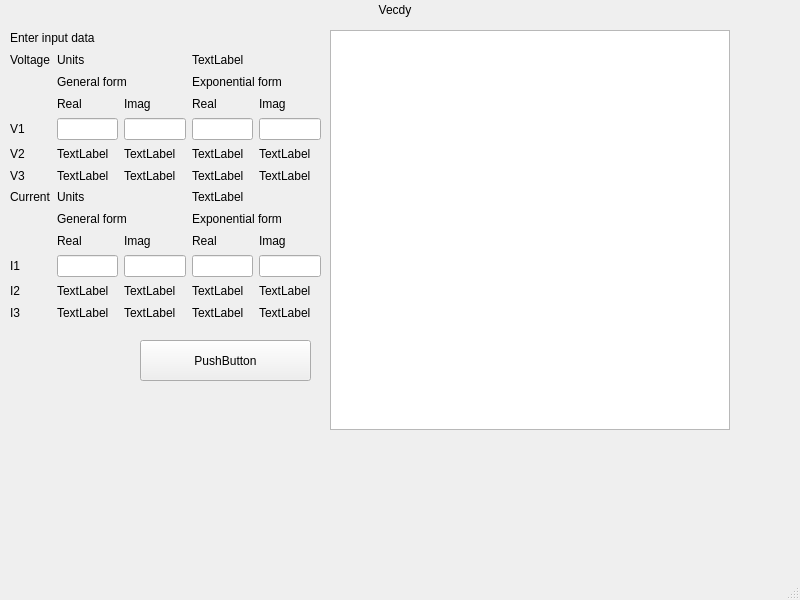
Aratimaru/VectorDiagram, file view/mainwindow.ui: the form before one commit.
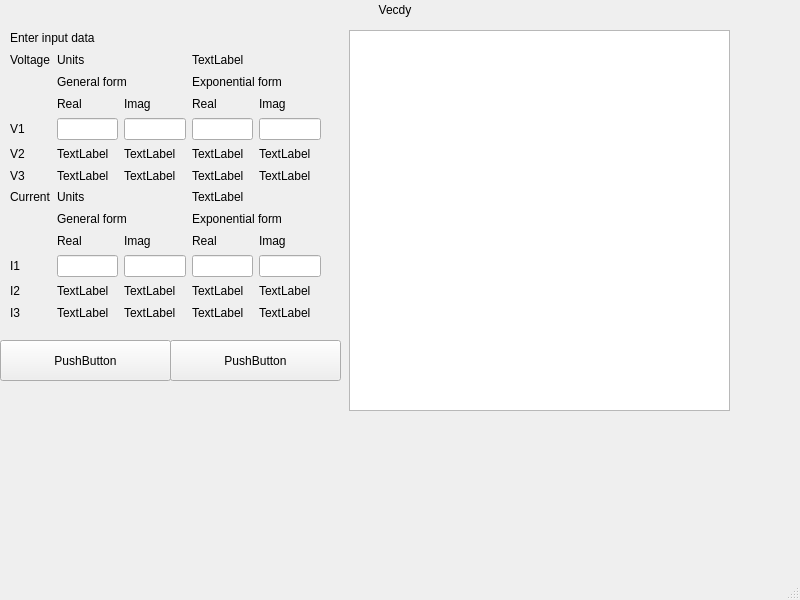
The form after the commit. Custom widgets are drawn as their Qt base class.

```diff
--- a/view/mainwindow.ui
+++ b/view/mainwindow.ui
@@ -356,7 +356,7 @@
    <widget class="QPushButton" name="ConfirmButton">
     <property name="geometry">
      <rect>
-      <x>140</x>
+      <x>170</x>
       <y>340</y>
       <width>171</width>
       <height>41</height>
@@ -369,13 +369,26 @@
    <widget class="DiagramView" name="graphicsView">
     <property name="geometry">
      <rect>
-      <x>330</x>
+      <x>349</x>
       <y>30</y>
-      <width>400</width>
-      <height>400</height>
+      <width>381</width>
+      <height>381</height>
      </rect>
     </property>
    </widget>
+   <widget class="QPushButton" name="ClearButton">
+    <property name="geometry">
+     <rect>
+      <x>0</x>
+      <y>340</y>
+      <width>171</width>
+      <height>41</height>
+     </rect>
+    </property>
+    <property name="text">
+     <string>PushButton</string>
+    </property>
+   </widget>
   </widget>
   <widget class="QMenuBar" name="menubar">
    <property name="geometry">
```
